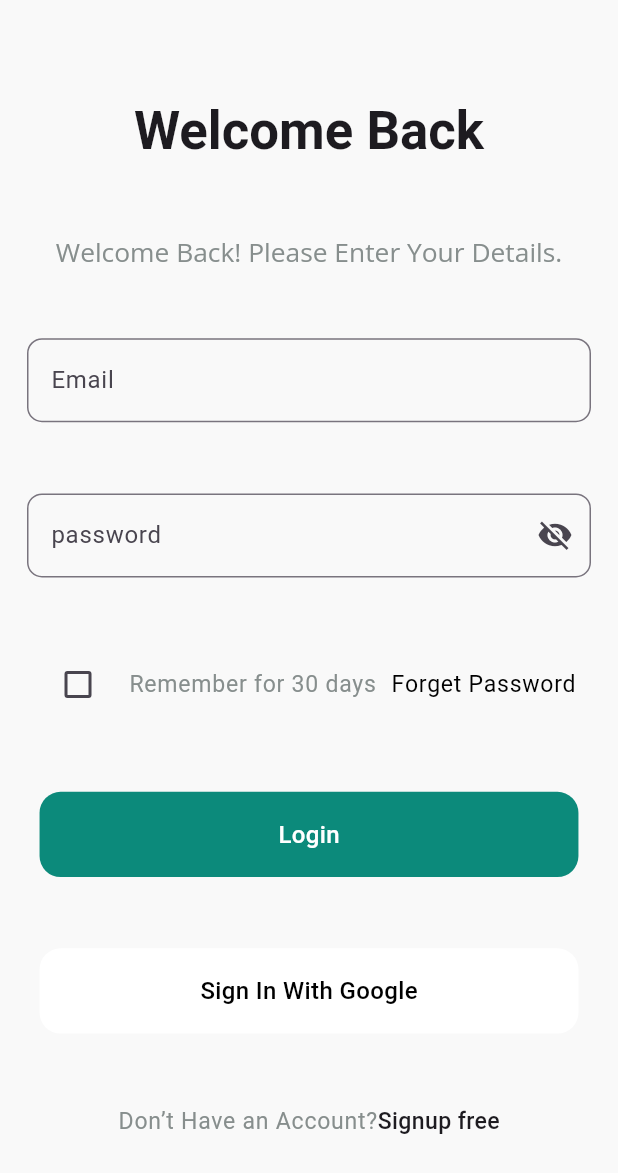
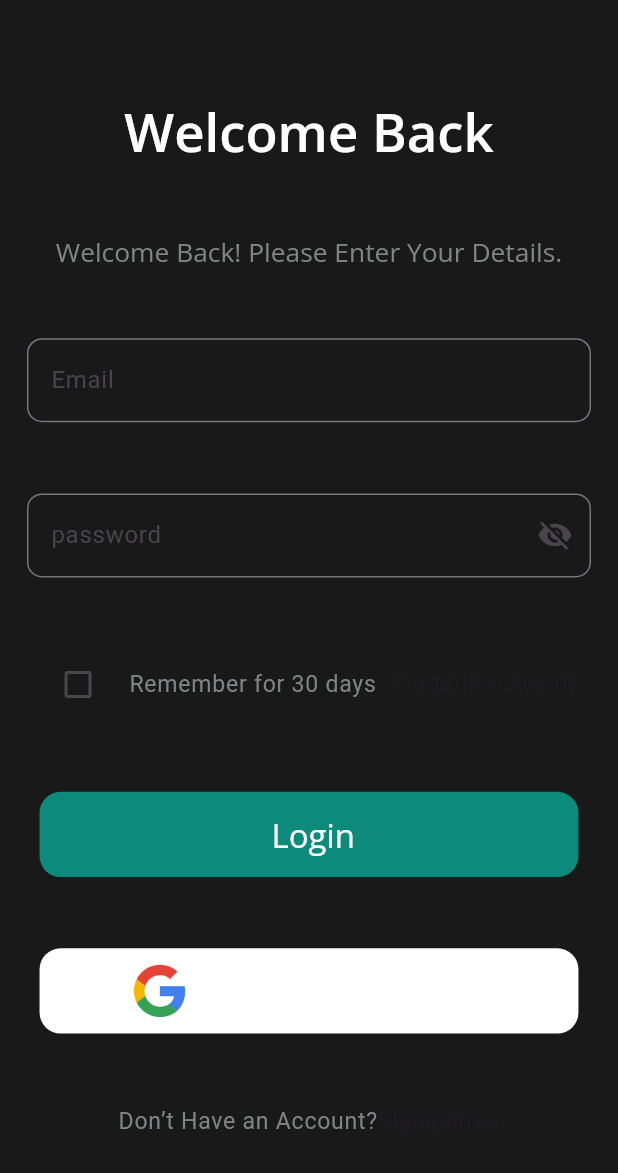
Before and after one commit to majd5170/Furniture-App, a Flutter app: the screen it shows after launch, after a tap on "Skip", after a tap on "Get Started", on a phone screen of 412 x 824 dp. Shown: the top 1173 px of the screen. Run offline on Flutter 3.47's test engine with Material 3 defaults, Android fonts, the phone set to English and light mode, and no system bars; our stand-ins replace firebase_core, flutter_bloc, flutter_local_notifications, flutter_screenutil, go_router, google_fonts and 1 more; accounts and stored records are empty.

Commit message:
completed_login_cubit

```diff
--- a/lib/main.dart
+++ b/lib/main.dart
@@ -3,7 +3,6 @@ import 'package:flutter/material.dart';
 import 'package:flutter_bloc/flutter_bloc.dart';
 import 'package:flutter_screenutil/flutter_screenutil.dart';
 import 'package:furniture_app/firebase_options.dart';
-import 'package:furniture_app/src/core/config/di.dart';
 import 'package:furniture_app/src/core/domain/models/loacl_notifaction_service.dart';
 import 'package:furniture_app/src/core/routers/app_routers.dart';
 import 'package:furniture_app/src/core/theme/theme.dart';
@@ -33,7 +32,7 @@ class MyApp extends StatelessWidget {
       designSize: Size(375, 812),
       builder: (context, child) => MaterialApp.router(
         routerConfig: router,
-        theme: getAppTheme(),
+        theme: getThemeData(isLight: false),
         debugShowCheckedModeBanner: false,
       ),
     );
--- a/lib/src/core/theme/theme.dart
+++ b/lib/src/core/theme/theme.dart
@@ -3,14 +3,54 @@ import 'package:google_fonts/google_fonts.dart';
 
 import '../utils/resources/app_color.dart';
 
-ThemeData getAppTheme() {
-  return ThemeData(
+// ThemeData getAppTheme() {
+//   return ThemeData(
+//       // scaffoldBackgroundColor
+//       scaffoldBackgroundColor: AppColors.bgcolor,
+
+//       // appBarTheme
+
+//       // textTheme
+//       textTheme: TextTheme(
+//           displayMedium: GoogleFonts.openSans(
+//             color: AppColors.blackFont,
+//             fontWeight: FontWeight.w500,
+//             fontSize: 28,
+//           ),
+//           displaySmall: GoogleFonts.openSans(
+//             color: AppColors.blackFont,
+//             fontWeight: FontWeight.w400,
+//             fontSize: 16,
+//           )),
+
+//       // elevatedButtonTheme
+//       elevatedButtonTheme: ElevatedButtonThemeData(
+//         style: ElevatedButton.styleFrom(
+//           backgroundColor: AppColors.primary,
+//           elevation: 10,
+//           foregroundColor: AppColors.white
+//         ),
+//       ),
+//       textButtonTheme: TextButtonThemeData(
+//         style: TextButton.styleFrom(
+//           backgroundColor: AppColors.white,
+//           elevation: 3,
+//           foregroundColor: AppColors.blackFont,
+//         )
+//       )
+//  );
+
+
+// }
+
+
+ThemeData getThemeData({bool isLight = true}) {
+  if (isLight) {
+    return ThemeData(
+      useMaterial3: true,
+      // app bar theme config
       // scaffoldBackgroundColor
       scaffoldBackgroundColor: AppColors.bgcolor,
-
-      // appBarTheme
-
-      // textTheme
       textTheme: TextTheme(
           displayMedium: GoogleFonts.openSans(
             color: AppColors.blackFont,
@@ -38,5 +78,45 @@ ThemeData getAppTheme() {
           foregroundColor: AppColors.blackFont,
         )
       )
- );
+    );
+  } else {
+    return ThemeData(
+      useMaterial3: true,
+      // app bar theme config
+      // scaffoldBackgroundColor
+      scaffoldBackgroundColor: AppColors.bgDarkcolor,
+      textTheme: TextTheme(
+          displayMedium: GoogleFonts.openSans(
+            color: AppColors.white,
+            fontWeight: FontWeight.w500,
+            fontSize: 28,
+          ),
+          displaySmall: GoogleFonts.openSans(
+            color: AppColors.white,
+            fontWeight: FontWeight.w400,
+            fontSize: 16,
+          ),
+          titleLarge: GoogleFonts.openSans(
+            color: Colors.white,
+          )
+          ),
+
+
+      // elevatedButtonTheme
+      elevatedButtonTheme: ElevatedButtonThemeData(
+        style: ElevatedButton.styleFrom(
+          backgroundColor: AppColors.primary,
+          elevation: 10,
+          foregroundColor: AppColors.white
+        ),
+      ),
+      textButtonTheme: TextButtonThemeData(
+        style: TextButton.styleFrom(
+          backgroundColor: AppColors.white,
+          elevation: 3,
+          foregroundColor: AppColors.white,
+        )
+      )
+    );
+  }
 }
--- a/lib/src/core/utils/resources/app_assets.dart
+++ b/lib/src/core/utils/resources/app_assets.dart
@@ -5,4 +5,6 @@ class AppAssets {
   static const String welocme_one = '${basePath}welocme_one.png';
   static const String welocme_two = '${basePath}welocme_two.png';
   static const String welocme_three = '${basePath}welocme_three.png';
+  static const String goolgeLogo = '${basePath}goolge.png';
+  static const String goolgeLogoSvg = '${basePath}gicon.png';
 }
--- a/lib/src/core/utils/resources/app_color.dart
+++ b/lib/src/core/utils/resources/app_color.dart
@@ -3,6 +3,7 @@ import 'package:flutter/material.dart';
 class AppColors {
   static const Color primary = Color(0xff0C8A7B);
   static const Color bgcolor = Color(0xffF9F9F9);
+  static const Color bgDarkcolor = Color(0xff191919);
   static const Color white = Color(0xffFFFFFF);
   static const Color black = Color(0xFF000000);
   static const Color blackFont = Color(0xff101817);
--- a/lib/src/core/utils/resources/app_strings.dart
+++ b/lib/src/core/utils/resources/app_strings.dart
@@ -22,7 +22,7 @@ class AppStrings {
   static const String password = 'password';
   static const String Rememberfordays = 'Remember for 30 days';
   static const String forgetpassword = 'Forget Password';
-  static const String login = 'Login';
+  static const String login = ' Login';
   static const String DontHaveAccount = 'Don’t Have an Account?';
   static const String SignInWithGoogle = 'Sign In With Google';
   static const String SignupFree = 'Signup free';
@@ -30,7 +30,7 @@ class AppStrings {
   static const String EnterYourName = 'Enter Your Name';
   static const String EnterYourEmail = 'Enter Your Email';
   static const String AlreadyHaveAnAccount = 'Already Have An Account?';
-  static const String SignIn = 'Sign In';
+  static const String SignIn = 'Sign Up';
 
 }
 
--- a/lib/src/core/utils/widgets/Container_widget.dart
+++ b/lib/src/core/utils/widgets/Container_widget.dart
@@ -3,18 +3,17 @@ import 'package:flutter/material.dart';
 class CustomContainer extends StatelessWidget {
   final double width;
   final double height;
-  final String text;
+  final Widget child;
   final Color color;
-  final Color text_color;
   final double radius;
 
   const CustomContainer(
       {super.key,
       required this.width,
       required this.height,
-      required this.text,
       required this.color,
-      required this.radius, required this.text_color});
+      required this.radius,
+      required this.child});
 
   @override
   Widget build(BuildContext context) {
@@ -23,12 +22,7 @@ class CustomContainer extends StatelessWidget {
       height: height,
       decoration: BoxDecoration(
           color: color, borderRadius: BorderRadius.circular(radius)),
-      child: Center(
-          child: Text(
-        text,
-        style: TextStyle(
-            color: text_color, fontSize: 16, fontWeight: FontWeight.w500),
-      )),
+      child: child
     );
   }
 }
--- a/lib/src/core/utils/widgets/textField_widget.dart
+++ b/lib/src/core/utils/widgets/textField_widget.dart
@@ -7,6 +7,7 @@ class TextFieldWidgets extends StatelessWidget {
   final VoidCallback? sufiicIconOnpressed;
   final String labeltext;
   final String hinttext;
+  final dynamic inputType;
   final bool obscure;
 
   const TextFieldWidgets({
@@ -18,11 +19,13 @@ class TextFieldWidgets extends StatelessWidget {
     this.validate,
     this.icon,
     this.sufiicIconOnpressed,
+   required this.inputType,
   });
 
   @override
   Widget build(BuildContext context) {
     return TextFormField(
+      keyboardType: inputType,
       controller: controller,
       validator: validate,
       obscureText: obscure,
--- a/lib/src/presentation/views/screen/OnboardScreens.dart
+++ b/lib/src/presentation/views/screen/OnboardScreens.dart
@@ -28,8 +28,7 @@ class OnBoarding extends StatelessWidget {
               padding: const EdgeInsets.all(18.0),
               child: Expanded(
                 child: Column(
-                  mainAxisAlignment: MainAxisAlignment.spaceEvenly,
-                  crossAxisAlignment: CrossAxisAlignment.center,
+                  mainAxisAlignment: MainAxisAlignment.spaceAround,
                   children: [
                     // image
                     Image.asset(OnBoardingModel.onBoardingScreens[index].imgPath),
@@ -52,7 +51,7 @@ class OnBoarding extends StatelessWidget {
                        index != 2
                           ? Container(
                             width: 110.w,
-                            height: 40.h,
+                            height: 60.h,
                             child: CustomTextButton(
                                 text: AppStrings.skip,
                                 onPressed: () {
@@ -67,13 +66,13 @@ class OnBoarding extends StatelessWidget {
                       index != 2
                           ? Container(
                             width: 110.w,
-                            height: 40.h,
+                            height: 60.h,
                             child: CustomButton(
                                 text: AppStrings.next,
                                 onPressed: () {
                                   controller.nextPage(
-                                      duration: const Duration(seconds: 2),
-                                      curve: Curves.easeIn);
+                                      duration: const Duration(milliseconds: 1200),
+                                      curve: Curves.easeOutQuad);
                                 }, text_color_button: AppColors.white,
                               ),
                           )
@@ -82,12 +81,11 @@ class OnBoarding extends StatelessWidget {
                             height: 56.h,
                             child: CustomButton(
                                 text: AppStrings.getStarted,
-
                                 onPressed: ()  {
                                   Navigator.push(
                                   context, MaterialPageRoute(builder: (_) => LoginScreen()));
-                                                  }, text_color_button: AppColors.white,),
-                          )
+                        }, text_color_button: AppColors.white,),
+                      )
                     ],
                   )
                 ],
--- a/lib/src/presentation/views/screen/Spalsh_screen.dart
+++ b/lib/src/presentation/views/screen/Spalsh_screen.dart
@@ -1,7 +1,6 @@
 import 'package:flutter/material.dart';
 import 'package:furniture_app/src/core/utils/resources/app_assets.dart';
 import 'package:furniture_app/src/core/utils/resources/app_color.dart';
-import 'package:furniture_app/src/presentation/views/screen/OnboardScreens.dart';
 import 'package:go_router/go_router.dart';
 
 
--- a/lib/src/presentation/views/screen/loginScreen.dart
+++ b/lib/src/presentation/views/screen/loginScreen.dart
@@ -1,6 +1,7 @@
 import 'package:flutter/material.dart';
 import 'package:flutter_bloc/flutter_bloc.dart';
 import 'package:flutter_screenutil/flutter_screenutil.dart';
+import 'package:furniture_app/src/core/utils/resources/app_assets.dart';
 import 'package:furniture_app/src/core/utils/resources/app_color.dart';
 import 'package:furniture_app/src/core/utils/resources/app_strings.dart';
 import 'package:furniture_app/src/core/utils/widgets/Container_widget.dart';
@@ -42,6 +43,7 @@ class LoginScreen extends StatelessWidget {
                     )
                   ),
                   TextFieldWidgets(
+                     inputType: TextInputType.emailAddress,
                     hinttext: AppStrings.pleasEnterEmail,
                     labeltext: AppStrings.email,
                     controller:
@@ -50,9 +52,11 @@ class LoginScreen extends StatelessWidget {
                       if (data!.isEmpty || !data.contains('@gmail.com')) {
                         return AppStrings.pleasEnterEmail;
                       }
+                      return null;
                     },
                   ),
                   TextFieldWidgets(
+                    inputType: TextInputType.visiblePassword,
                     hinttext: AppStrings.pleasEnterPassword,
                     labeltext: AppStrings.password,
                     icon: BlocProvider.of<LoginCubit>(context).suffixIcon,
@@ -64,6 +68,7 @@ class LoginScreen extends StatelessWidget {
                       if (data!.isEmpty || !data.contains('5170')) {
                         return AppStrings.pleasEnterPassword;
                       }
+                      return null;
                     },
                     obscure: BlocProvider.of<LoginCubit>(context).isloginPasswordShowing,
                     controller:
@@ -76,7 +81,8 @@ class LoginScreen extends StatelessWidget {
                         value: false,
                         onChanged: (value) {},
                       ),
-                      Text(AppStrings.Rememberfordays,
+                      Text(
+                        AppStrings.Rememberfordays,
                         style: Theme.of(context).textTheme.labelSmall!.copyWith(
                           fontSize: 14.sp,
                           fontWeight: FontWeight.w400,
@@ -87,7 +93,6 @@ class LoginScreen extends StatelessWidget {
                           style: Theme.of(context).textTheme.labelSmall!.copyWith(
                           fontSize: 14.sp,
                           fontWeight: FontWeight.w400,
-                          color: AppColors.black,
                         )
                       ),
                     ],
@@ -102,20 +107,36 @@ class LoginScreen extends StatelessWidget {
              child: CustomContainer(
                       width: 327.w,
                       height: 56.h,
-                      text: AppStrings.login,
                       color: AppColors.primary,
                       radius: 14,
-                      text_color: AppColors.white,
+                      child: Center(child: Text( AppStrings.login  ,  style: Theme.of(context).textTheme.titleLarge!.copyWith(
+                        color: AppColors.white,
+                             )
+                            )
+                           ),
                           ),
                         ),
-                    CustomContainer(
-                    width: 327.w,
-                    height: 56.h,
-                    text: AppStrings.SignInWithGoogle,
-                    color: AppColors.white,
-                    radius: 14,
-                    text_color: AppColors.black,
-                  ),
+
+                        InkWell(
+                          onTap: () {
+
+                          },
+                          child: CustomContainer(
+                          width: 327.w,
+                          height: 56.h,
+                          color: AppColors.white,
+                          radius: 14,
+                          child: Row(
+                            mainAxisAlignment: MainAxisAlignment.center,
+                            children: [
+                              Image.asset(AppAssets.goolgeLogoSvg),
+                              Text(AppStrings.SignInWithGoogle, style: Theme.of(context).textTheme.titleLarge,)
+                            ],
+
+                          ),
+                          ),
+                        ),
+
                   Row(
                     mainAxisAlignment: MainAxisAlignment.center,
                     children: [
```
Also changed, not shown: lib/src/presentation/views/screen/Home_screen.dart (+6 -1 lines), lib/src/presentation/views/screen/SiginScreen.dart (+30 -8 lines), assets/images/gicon.png (added), assets/images/google.svg (added), assets/images/goolge.png (added), pubspec.lock.
